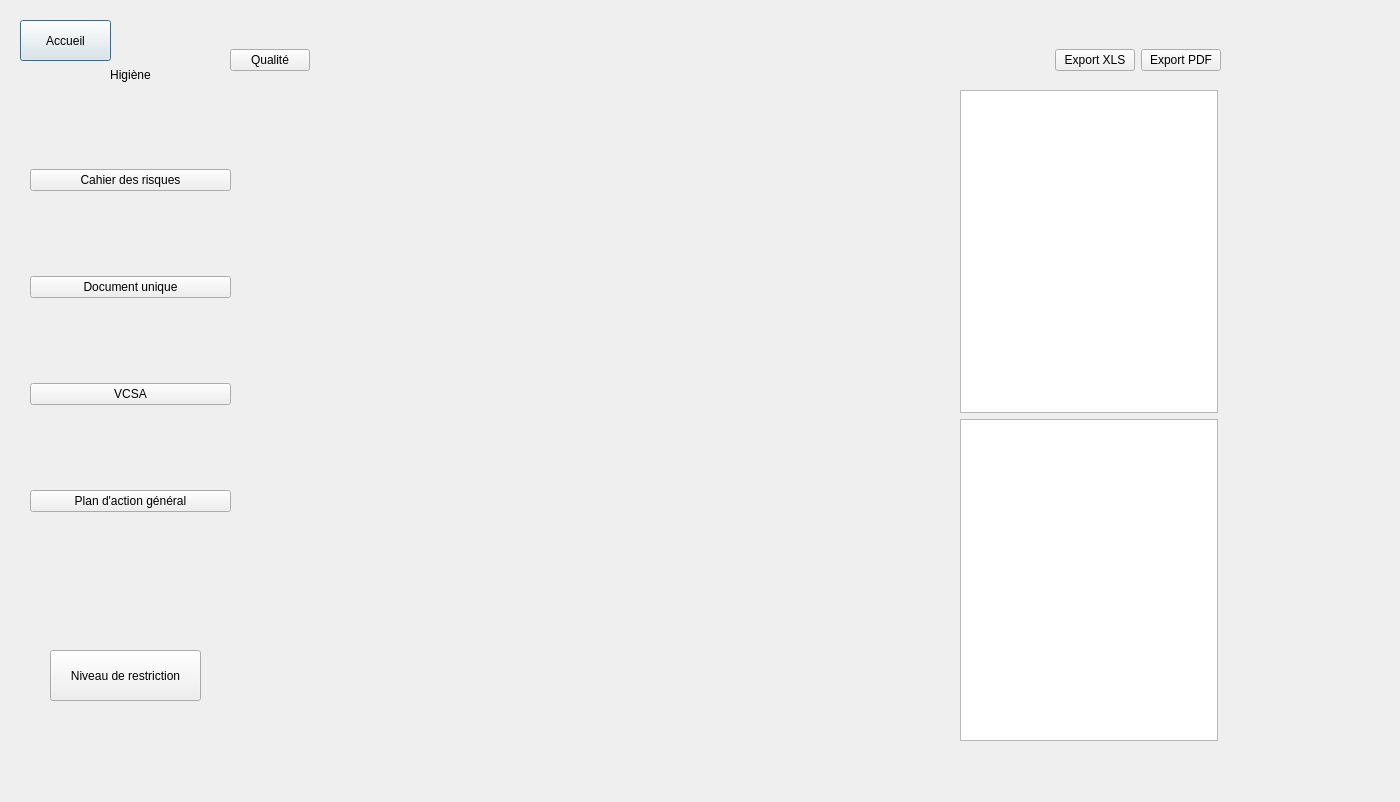
Old version of the form Projet_Ajour/hygiene.ui in the repository simzrch/Projet_Entremont.
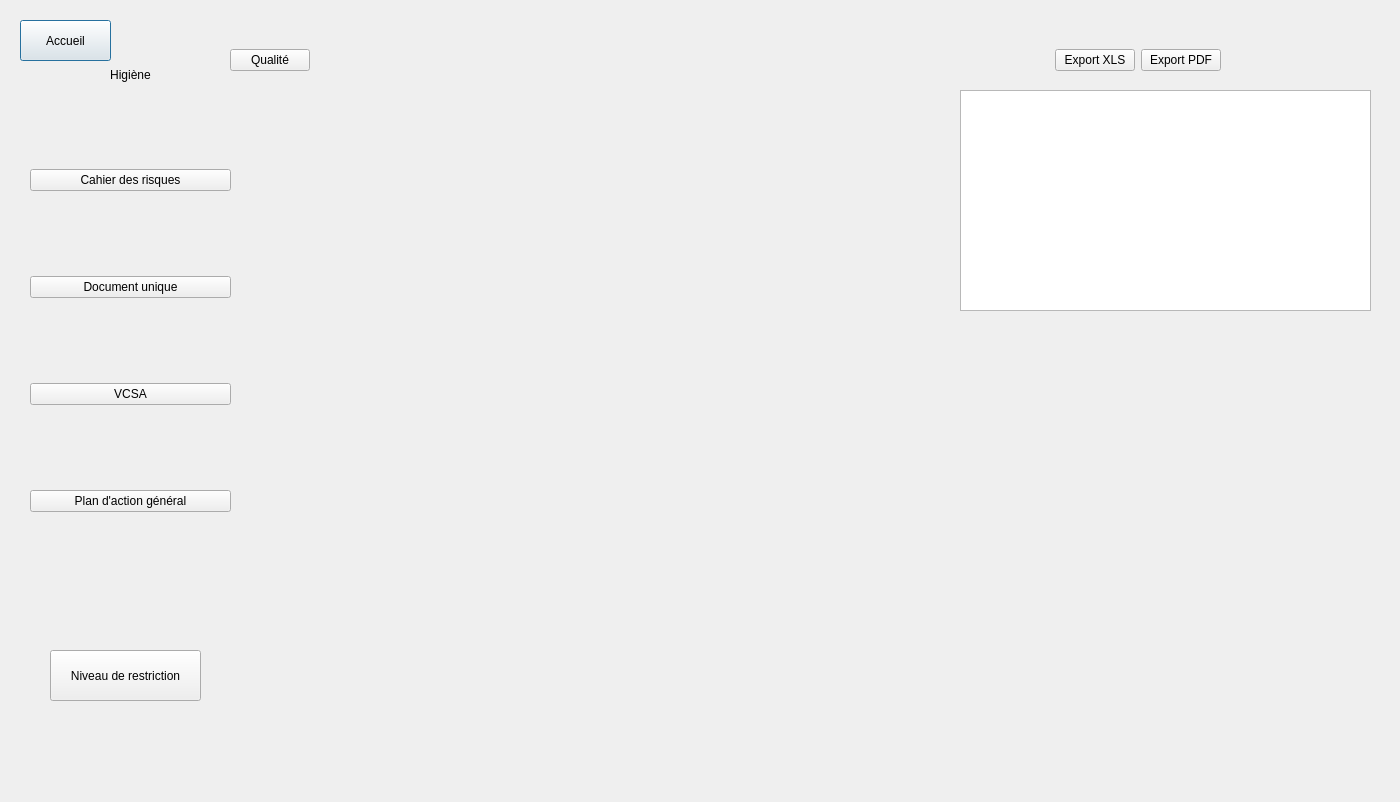
New version of the form.

Patch:
```diff
--- a/Projet_Ajour/hygiene.ui
+++ b/Projet_Ajour/hygiene.ui
@@ -156,23 +156,15 @@
    <widget class="QWidget" name="page"/>
    <widget class="QWidget" name="page_2"/>
   </widget>
-  <widget class="QWidget" name="">
+  <widget class="QTableWidget" name="tableWidget">
    <property name="geometry">
     <rect>
      <x>960</x>
      <y>90</y>
-     <width>258</width>
-     <height>651</height>
+     <width>411</width>
+     <height>221</height>
     </rect>
    </property>
-   <layout class="QGridLayout" name="gridLayout">
-    <item row="0" column="0">
-     <widget class="QTableWidget" name="tableWidget"/>
-    </item>
-    <item row="1" column="0">
-     <widget class="QTableView" name="tableView"/>
-    </item>
-   </layout>
   </widget>
  </widget>
  <resources/>
```
